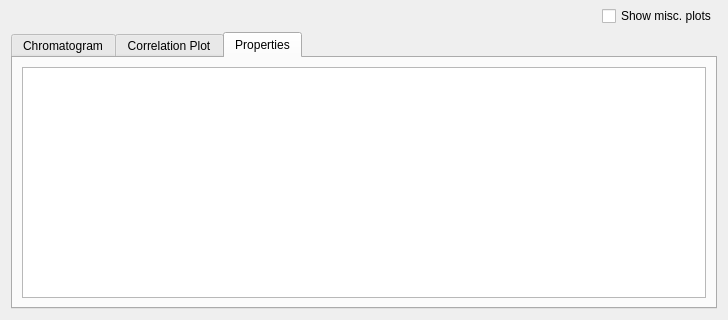
The window that gui/resources/EnsembleViewerWindow.ui (mhagar/MzKit) describes before a commit, drawn with Qt 5; both pictures show x 0 to 728 and y 289 to 609 of the 728 by 609 pixel window.
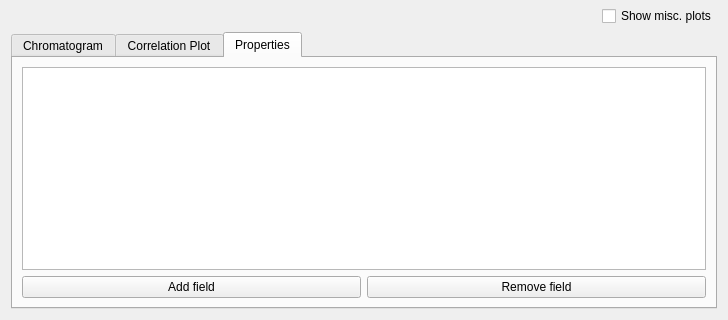
The same window after the commit. Custom widgets are drawn as their Qt base class.

Commit message: Implement ensemble properties (wip)

```diff
--- a/gui/resources/EnsembleViewerWindow.ui
+++ b/gui/resources/EnsembleViewerWindow.ui
@@ -214,6 +214,27 @@
          <item>
           <widget class="QTableView" name="tableViewProperties"/>
          </item>
+         <item>
+          <layout class="QHBoxLayout" name="horizontalLayout_4">
+           <property name="bottomMargin">
+            <number>0</number>
+           </property>
+           <item>
+            <widget class="QPushButton" name="pushAddMetadataField">
+             <property name="text">
+              <string>Add field</string>
+             </property>
+            </widget>
+           </item>
+           <item>
+            <widget class="QPushButton" name="pushRemoveMetadataField">
+             <property name="text">
+              <string>Remove field</string>
+             </property>
+            </widget>
+           </item>
+          </layout>
+         </item>
         </layout>
        </widget>
       </widget>
```
The commit also changes 5 other files.
